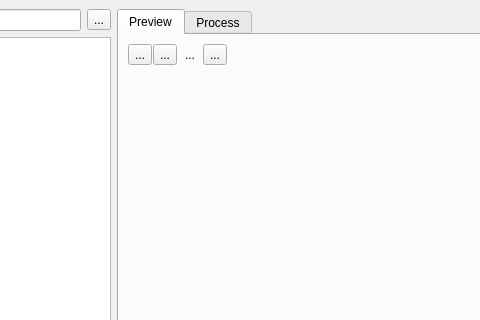
First picture: the form in mainwindow.ui, repository adwolfe/yawt, before the edit; both pictures show x 168 to 648 and y 0 to 320 of the 1102 by 600 pixel window.
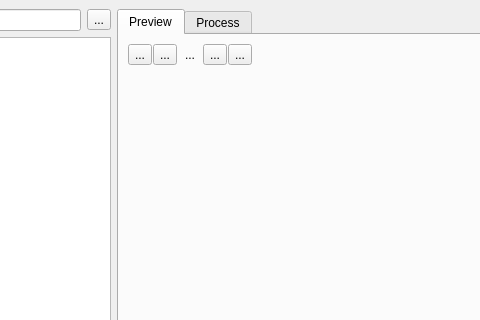
Second picture: the form after the edit. Icons and pictures are not drawn. Custom widgets are drawn as their Qt base class.

Commit message: working blob selection. disabled ROI for now

```diff
--- a/mainwindow.ui
+++ b/mainwindow.ui
@@ -122,6 +122,16 @@
               </property>
              </widget>
             </item>
+            <item>
+             <widget class="QToolButton" name="selectionModeButton">
+              <property name="text">
+               <string>...</string>
+              </property>
+              <property name="icon">
+               <iconset theme="QIcon::ThemeIcon::ListAdd"/>
+              </property>
+             </widget>
+            </item>
             <item>
              <spacer name="horizontalSpacer">
               <property name="orientation">
```
The commit also changes 7 other files.
